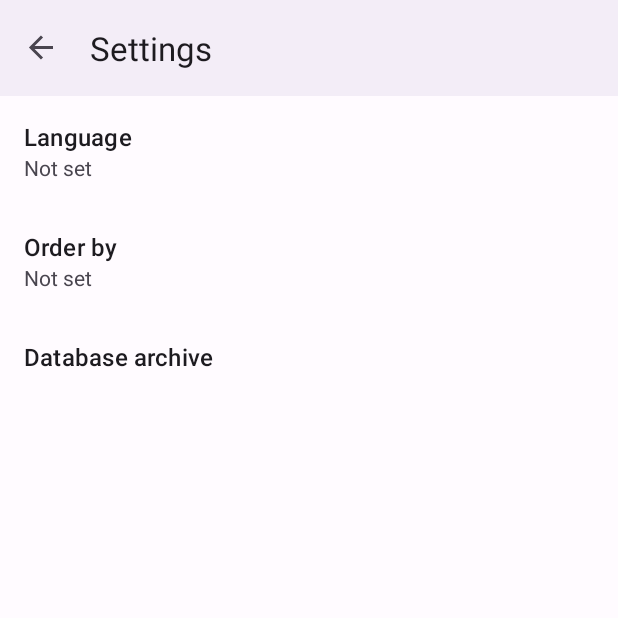
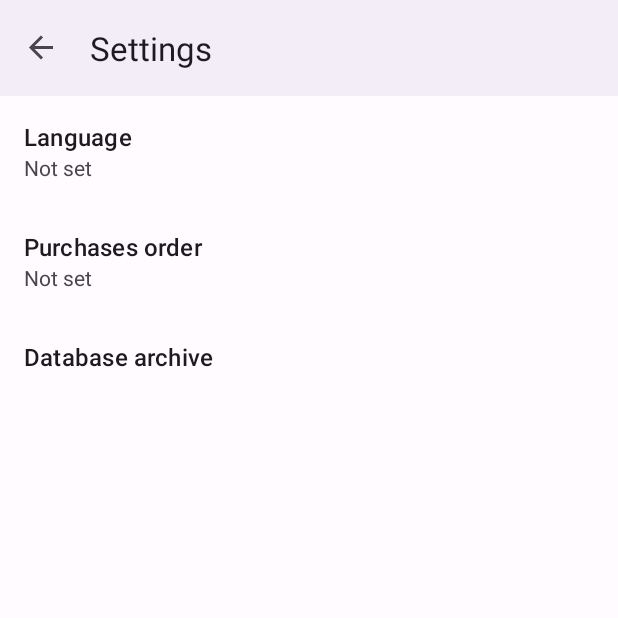
Before and after one commit to mahdi64333/dakhlokharj, an Android app: the SettingsFragment screen opened through its navigation route, on a phone screen of 412 x 824 dp, the top half of it. Run offline under Robolectric (Android 15) with nearby library versions, the phone set to English and light mode, and no system bars; our stand-ins replace Dagger/Hilt's generated code, Room's generated code, androidx.preference, navigation-ui; libraries missing offline, so code that uses them is left out: cn.pedant, saman.zamani.persiandate, smartdevelop.ir.eram; 3 statements that could not run were skipped.

Commit message:
REFACTOR: settings package refactored and comments added

```diff
--- a/app/src/main/java/ir/demoodite/dakhlokharj/ui/components/settings/SettingsFragment.kt
+++ b/app/src/main/java/ir/demoodite/dakhlokharj/ui/components/settings/SettingsFragment.kt
@@ -19,6 +19,8 @@ class SettingsFragment() : PreferenceFragmentCompat() {
     override fun onCreatePreferences(savedInstanceState: Bundle?, rootKey: String?) {
         preferenceManager.preferenceDataStore = viewModel.settingsDataStore
         setPreferencesFromResource(R.xml.settings, rootKey)
+
+        // Setting up the language preference from AppLanguage enum
         findPreference<ListPreference>(SettingsDataStore.LANGUAGE_KEY)?.let {
             it.entries = AppLanguage.values().map { appLanguage ->
                 getString(appLanguage.stringRes)
@@ -27,6 +29,8 @@ class SettingsFragment() : PreferenceFragmentCompat() {
                 appLanguage.name
             }.toTypedArray()
         }
+
+        // Setting up the language preference from AppLanguage enum
         findPreference<ListPreference>(SettingsDataStore.ORDER_BY_KEY)?.let {
             it.entries = PurchasesOrderBy.values().map { orderBy ->
                 getString(orderBy.stringRes)
@@ -35,6 +39,8 @@ class SettingsFragment() : PreferenceFragmentCompat() {
                 orderBy.name
             }.toTypedArray()
         }
+
+        // Setting up the database manager preference to launch DatabaseManager fragment destination
         findPreference<Preference>("database_manager")?.let {
             it.setOnPreferenceClickListener {
                 val action =
--- a/app/src/main/res/values/strings.xml
+++ b/app/src/main/res/values/strings.xml
@@ -186,4 +186,5 @@
         Swipe to delete resident
     </string>
     <string name="deleted">deleted</string>
+    <string name="purchases_order">Purchases order</string>
 </resources>
--- a/app/src/main/res/xml/settings.xml
+++ b/app/src/main/res/xml/settings.xml
@@ -11,7 +11,7 @@
 
     <ListPreference
         android:key="order_by"
-        android:title="@string/order_by"
+        android:title="@string/purchases_order"
         app:allowDividerBelow="true"
         app:iconSpaceReserved="false"
         app:useSimpleSummaryProvider="true" />
```
Also changed, not shown: 1 other file.
